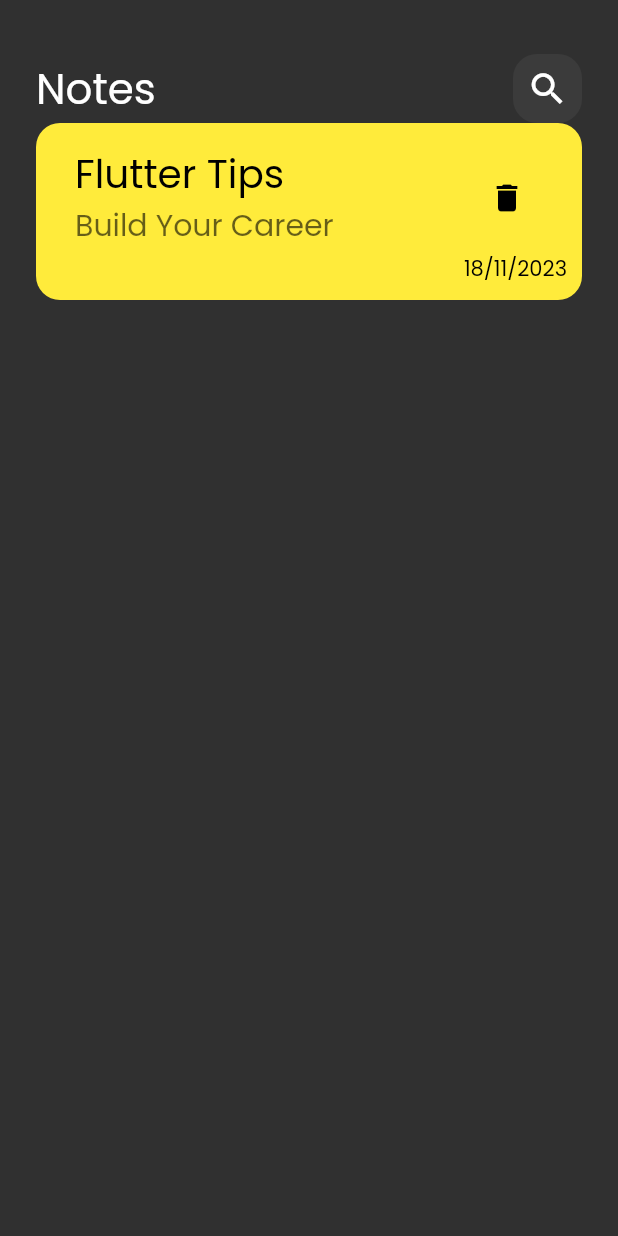
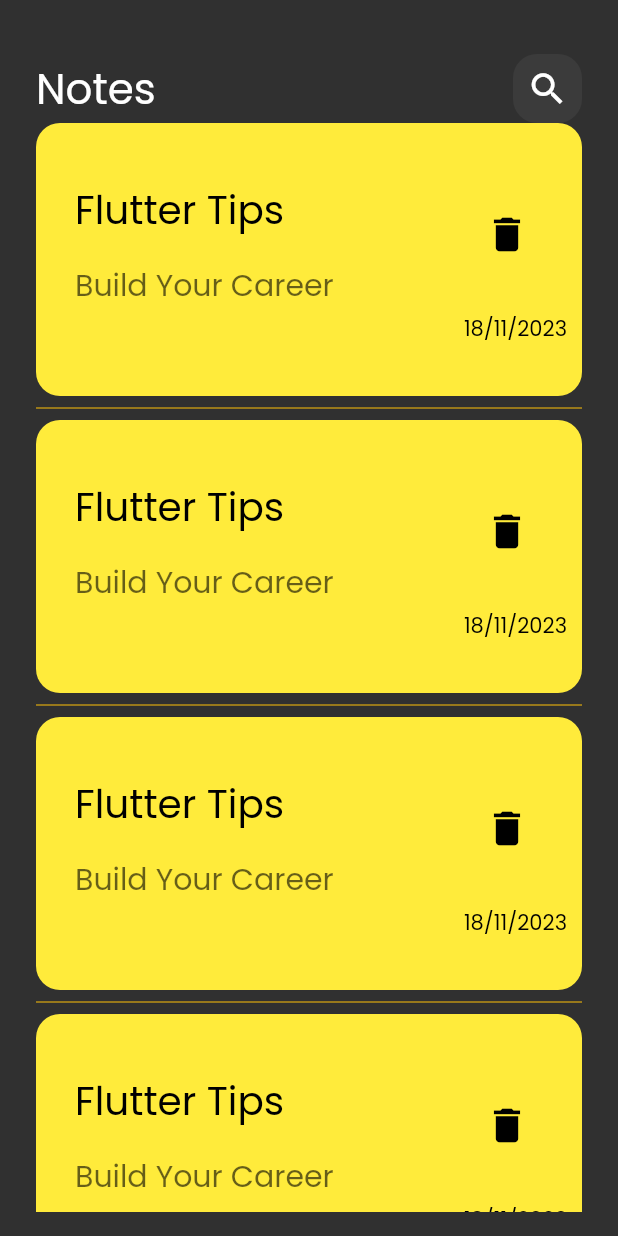
Before and after one commit to fadyElhussein/notes_app, a Flutter app: the screen it shows after launch, on a phone screen of 412 x 824 dp. Run offline on Flutter 3.47's test engine with Material 2 defaults, Android fonts, the phone set to English and light mode, and no system bars.

Commit message:
create notes list view

```diff
--- a/lib/widgets/custom_note_iteam.dart
+++ b/lib/widgets/custom_note_iteam.dart
@@ -7,6 +7,10 @@ class NoteIteam extends StatelessWidget {
   @override
   Widget build(BuildContext context) {
     return Container(
+      padding: const EdgeInsets.only(
+        top: 24,
+        bottom: 24,
+      ),
       decoration: BoxDecoration(
         color: Colors.yellow,
         borderRadius: BorderRadius.circular(16),
@@ -22,17 +26,24 @@ class NoteIteam extends StatelessWidget {
                     color: Colors.black,
                     fontSize: 26,
                   )),
-              subtitle: Text('Build Your Career',
+              subtitle: Padding(
+                padding: const EdgeInsets.only(top: 16),
+                child: Text(
+                  'Build Your Career',
                   style: TextStyle(
                     color: Colors.black.withOpacity(0.6),
                     fontSize: 20,
-                  )),
+                  ),
+                ),
+              ),
               trailing: IconButton(
-                  onPressed: () {},
-                  icon: const Icon(
-                    Icons.delete,
-                    color: Colors.black,
-                  )),
+                onPressed: () {},
+                icon: const Icon(
+                  Icons.delete,
+                  color: Colors.black,
+                  size: 30,
+                ),
+              ),
             ),
             Text(
               DateFormat('dd/MM/yyyy').format(DateTime.now()),
--- /dev/null
+++ b/lib/widgets/notes_list_view.dart
@@ -0,0 +1,21 @@
+import 'package:flutter/material.dart';
+import 'package:notes_app/widgets/custom_note_iteam.dart';
+
+class NotesListView extends StatelessWidget {
+  const NotesListView({super.key});
+
+  @override
+  Widget build(BuildContext context) {
+    return ListView.separated(
+      itemBuilder: (context, index) => const NoteIteam(),
+      separatorBuilder: (context, index) => const SizedBox(
+        height: 16,
+        child: Divider(
+          height: 2,
+          color: Colors.amber,
+        ),
+      ),
+      itemCount: 10,
+    );
+  }
+}
--- a/lib/widgets/notes_view_body.dart
+++ b/lib/widgets/notes_view_body.dart
@@ -1,7 +1,7 @@
 import 'package:flutter/material.dart';
-import 'package:intl/intl.dart';
 import 'package:notes_app/widgets/custom_app_bar.dart';
 import 'package:notes_app/widgets/custom_note_iteam.dart';
+import 'package:notes_app/widgets/notes_list_view.dart';
 
 class NotesViewBody extends StatelessWidget {
   const NotesViewBody({super.key});
@@ -16,7 +16,9 @@ class NotesViewBody extends StatelessWidget {
             height: 20,
           ),
           CustomAppBar(),
-          NoteIteam(),
+          Expanded(
+            child: NotesListView(),
+          ),
         ],
       ),
     );
```
